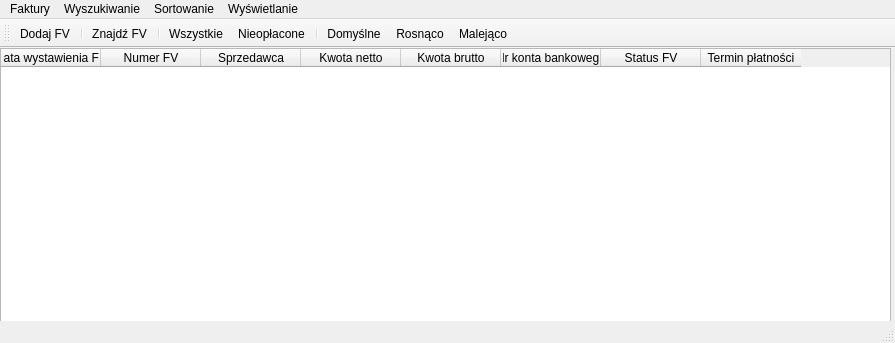
Old version of the form layout/main_window.ui in the repository Buczek05/Faktury-zarzadzanie.
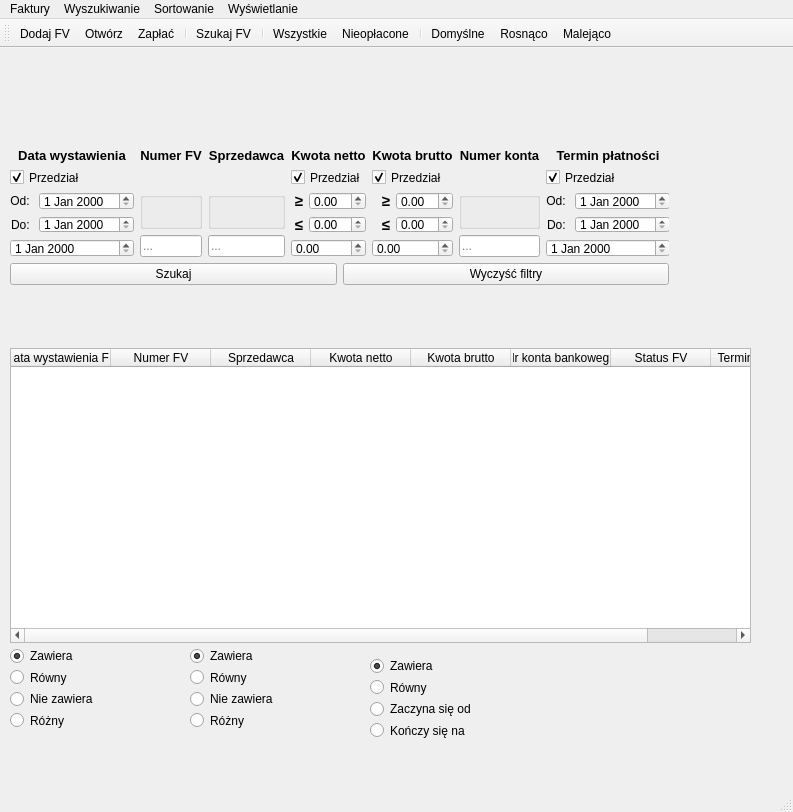
New version of the form. Icons and pictures are not drawn.

Diff of the .ui file:
```diff
--- a/layout/main_window.ui
+++ b/layout/main_window.ui
@@ -6,8 +6,8 @@
    <rect>
     <x>0</x>
     <y>0</y>
-    <width>895</width>
-    <height>343</height>
+    <width>793</width>
+    <height>812</height>
    </rect>
   </property>
   <property name="windowTitle">
@@ -19,59 +19,718 @@
      <rect>
       <x>0</x>
       <y>0</y>
-      <width>891</width>
-      <height>301</height>
+      <width>751</width>
+      <height>101</height>
      </rect>
     </property>
-    <layout class="QVBoxLayout" name="verticalLayout">
+    <layout class="QVBoxLayout" name="lyt_main" stretch="">
+     <property name="leftMargin">
+      <number>5</number>
+     </property>
+     <property name="topMargin">
+      <number>0</number>
+     </property>
+     <property name="rightMargin">
+      <number>5</number>
+     </property>
+     <property name="bottomMargin">
+      <number>5</number>
+     </property>
+    </layout>
+   </widget>
+   <widget class="QWidget" name="verticalLayoutWidget_9">
+    <property name="geometry">
+     <rect>
+      <x>10</x>
+      <y>100</y>
+      <width>659</width>
+      <height>137</height>
+     </rect>
+    </property>
+    <layout class="QVBoxLayout" name="filers_and_buttons">
      <item>
-      <widget class="QTableWidget" name="tableWidget">
-       <property name="editTriggers">
-        <set>QAbstractItemView::NoEditTriggers</set>
+      <layout class="QHBoxLayout" name="filters">
+       <item>
+        <layout class="QVBoxLayout" name="lyt_data_wystawienia" stretch="0,0,0,0,0,0">
+         <item>
+          <widget class="QLabel" name="label_data_wystawienia">
+           <property name="font">
+            <font>
+             <pointsize>10</pointsize>
+             <weight>75</weight>
+             <bold>true</bold>
+            </font>
+           </property>
+           <property name="text">
+            <string>Data wystawienia</string>
+           </property>
+           <property name="alignment">
+            <set>Qt::AlignHCenter|Qt::AlignTop</set>
+           </property>
+          </widget>
+         </item>
+         <item>
+          <widget class="QCheckBox" name="checkBox_data_wystawienia">
+           <property name="enabled">
+            <bool>true</bool>
+           </property>
+           <property name="text">
+            <string>Przedział</string>
+           </property>
+           <property name="checked">
+            <bool>true</bool>
+           </property>
+          </widget>
+         </item>
+         <item>
+          <layout class="QHBoxLayout" name="lyt_data_wystawienia_od">
+           <item>
+            <widget class="QLabel" name="label_data_wystawienia_od">
+             <property name="text">
+              <string>Od: </string>
+             </property>
+             <property name="alignment">
+              <set>Qt::AlignRight|Qt::AlignTrailing|Qt::AlignVCenter</set>
+             </property>
+            </widget>
+           </item>
+           <item>
+            <widget class="QDateEdit" name="dateEdit_data_wystawienia_od"/>
+           </item>
+          </layout>
+         </item>
+         <item>
+          <layout class="QHBoxLayout" name="lyt_data_wystawienia_do">
+           <item>
+            <widget class="QLabel" name="label_data_wystawienia_do">
+             <property name="text">
+              <string>Do: </string>
+             </property>
+             <property name="alignment">
+              <set>Qt::AlignRight|Qt::AlignTrailing|Qt::AlignVCenter</set>
+             </property>
+            </widget>
+           </item>
+           <item>
+            <widget class="QDateEdit" name="dateEdit_data_wystawienia_do"/>
+           </item>
+          </layout>
+         </item>
+         <item>
+          <widget class="QDateEdit" name="dateEdit_data_wystawienia_konkretna"/>
+         </item>
+         <item>
+          <spacer name="verticalSpacer">
+           <property name="orientation">
+            <enum>Qt::Vertical</enum>
+           </property>
+           <property name="sizeHint" stdset="0">
+            <size>
+             <width>20</width>
+             <height>40</height>
+            </size>
+           </property>
+          </spacer>
+         </item>
+        </layout>
+       </item>
+       <item>
+        <layout class="QVBoxLayout" name="lyt_numer_FV">
+         <item>
+          <widget class="QLabel" name="label_numer_fv">
+           <property name="font">
+            <font>
+             <pointsize>10</pointsize>
+             <weight>75</weight>
+             <bold>true</bold>
+            </font>
+           </property>
+           <property name="text">
+            <string>Numer FV</string>
+           </property>
+           <property name="alignment">
+            <set>Qt::AlignHCenter|Qt::AlignTop</set>
+           </property>
+          </widget>
+         </item>
+         <item>
+          <widget class="QGroupBox" name="groupBox_numer_FV">
+           <property name="title">
+            <string/>
+           </property>
+           <property name="flat">
+            <bool>false</bool>
+           </property>
+          </widget>
+         </item>
+         <item>
+          <widget class="QLineEdit" name="lineEdit_numer_fv">
+           <property name="placeholderText">
+            <string>...</string>
+           </property>
+          </widget>
+         </item>
+        </layout>
+       </item>
+       <item>
+        <layout class="QVBoxLayout" name="lyt_sprzedawca">
+         <item>
+          <widget class="QLabel" name="label_sprzedawca">
+           <property name="font">
+            <font>
+             <pointsize>10</pointsize>
+             <weight>75</weight>
+             <bold>true</bold>
+            </font>
+           </property>
+           <property name="text">
+            <string>Sprzedawca</string>
+           </property>
+           <property name="alignment">
+            <set>Qt::AlignHCenter|Qt::AlignTop</set>
+           </property>
+          </widget>
+         </item>
+         <item>
+          <widget class="QGroupBox" name="groupBox_sprzedawca">
+           <property name="title">
+            <string/>
+           </property>
+           <property name="flat">
+            <bool>false</bool>
+           </property>
+          </widget>
+         </item>
+         <item>
+          <widget class="QLineEdit" name="lineEdit_sprzedawca">
+           <property name="placeholderText">
+            <string>...</string>
+           </property>
+          </widget>
+         </item>
+        </layout>
+       </item>
+       <item>
+        <layout class="QVBoxLayout" name="lyt_kwota_netto" stretch="0,0,0,0,0,0">
+         <item>
+          <widget class="QLabel" name="label_kwota_netto">
+           <property name="font">
+            <font>
+             <pointsize>10</pointsize>
+             <weight>75</weight>
+             <bold>true</bold>
+            </font>
+           </property>
+           <property name="text">
+            <string>Kwota netto</string>
+           </property>
+           <property name="alignment">
+            <set>Qt::AlignHCenter|Qt::AlignTop</set>
+           </property>
+          </widget>
+         </item>
+         <item>
+          <widget class="QCheckBox" name="checkBox_kwota_netto">
+           <property name="enabled">
+            <bool>true</bool>
+           </property>
+           <property name="text">
+            <string>Przedział</string>
+           </property>
+           <property name="checked">
+            <bool>true</bool>
+           </property>
+          </widget>
+         </item>
+         <item>
+          <layout class="QHBoxLayout" name="lyt_kwota_netto_od">
+           <item>
+            <widget class="QLabel" name="label_kwota_netto_od">
+             <property name="font">
+              <font>
+               <pointsize>11</pointsize>
+               <weight>75</weight>
+               <bold>true</bold>
+              </font>
+             </property>
+             <property name="text">
+              <string>≥</string>
+             </property>
+             <property name="alignment">
+              <set>Qt::AlignRight|Qt::AlignTrailing|Qt::AlignVCenter</set>
+             </property>
+            </widget>
+           </item>
+           <item>
+            <widget class="QDoubleSpinBox" name="doubleSpinBox_kwota_netto_od"/>
+           </item>
+          </layout>
+         </item>
+         <item>
+          <layout class="QHBoxLayout" name="lyt_kwota_netto_do">
+           <item>
+            <widget class="QLabel" name="label_kwota_netto_do">
+             <property name="font">
+              <font>
+               <pointsize>11</pointsize>
+               <weight>75</weight>
+               <bold>true</bold>
+              </font>
+             </property>
+             <property name="text">
+              <string>≤</string>
+             </property>
+             <property name="alignment">
+              <set>Qt::AlignRight|Qt::AlignTrailing|Qt::AlignVCenter</set>
+             </property>
+            </widget>
+           </item>
+           <item>
+            <widget class="QDoubleSpinBox" name="doubleSpinBox_kwota_netto_do"/>
+           </item>
+          </layout>
+         </item>
+         <item>
+          <widget class="QDoubleSpinBox" name="doubleSpinBox_kwota_netto_konkretna"/>
+         </item>
+         <item>
+          <spacer name="verticalSpacer_2">
+           <property name="orientation">
+            <enum>Qt::Vertical</enum>
+           </property>
+           <property name="sizeHint" stdset="0">
+            <size>
+             <width>20</width>
+             <height>40</height>
+            </size>
+           </property>
+          </spacer>
+         </item>
+        </layout>
+       </item>
+       <item>
+        <layout class="QVBoxLayout" name="lyt_kwota_brutto" stretch="0,0,0,0,0,0">
+         <item>
+          <widget class="QLabel" name="label_kwota_brutto">
+           <property name="font">
+            <font>
+             <pointsize>10</pointsize>
+             <weight>75</weight>
+             <bold>true</bold>
+            </font>
+           </property>
+           <property name="text">
+            <string>Kwota brutto</string>
+           </property>
+           <property name="alignment">
+            <set>Qt::AlignHCenter|Qt::AlignTop</set>
+           </property>
+          </widget>
+         </item>
+         <item>
+          <widget class="QCheckBox" name="checkBox_kwota_brutto">
+           <property name="enabled">
+            <bool>true</bool>
+           </property>
+           <property name="text">
+            <string>Przedział</string>
+           </property>
+           <property name="checked">
+            <bool>true</bool>
+           </property>
+          </widget>
+         </item>
+         <item>
+          <layout class="QHBoxLayout" name="lyt_kwota_brutto_od">
+           <item>
+            <widget class="QLabel" name="label_kwota_brutto_od">
+             <property name="font">
+              <font>
+               <pointsize>11</pointsize>
+               <weight>75</weight>
+               <bold>true</bold>
+              </font>
+             </property>
+             <property name="text">
+              <string>≥</string>
+             </property>
+             <property name="alignment">
+              <set>Qt::AlignRight|Qt::AlignTrailing|Qt::AlignVCenter</set>
+             </property>
+            </widget>
+           </item>
+           <item>
+            <widget class="QDoubleSpinBox" name="doubleSpinBox_kwota_brutto_od"/>
+           </item>
+          </layout>
+         </item>
+         <item>
+          <layout class="QHBoxLayout" name="lyt_kwota_brutto_do">
+           <item>
+            <widget class="QLabel" name="label_kwota_brutto_do">
+             <property name="font">
+              <font>
+               <pointsize>11</pointsize>
+               <weight>75</weight>
+               <bold>true</bold>
+              </font>
+             </property>
+             <property name="text">
+              <string>≤</string>
+             </property>
+             <property name="alignment">
+              <set>Qt::AlignRight|Qt::AlignTrailing|Qt::AlignVCenter</set>
+             </property>
+            </widget>
+           </item>
+           <item>
+            <widget class="QDoubleSpinBox" name="doubleSpinBox_kwota_brutto_do"/>
+           </item>
+          </layout>
+         </item>
+         <item>
+          <widget class="QDoubleSpinBox" name="doubleSpinBox_kwota_brutto_konkretna"/>
+         </item>
+         <item>
+          <spacer name="verticalSpacer_3">
+           <property name="orientation">
+            <enum>Qt::Vertical</enum>
+           </property>
+           <property name="sizeHint" stdset="0">
+            <size>
+             <width>20</width>
+             <height>40</height>
+            </size>
+           </property>
+          </spacer>
+         </item>
+        </layout>
+       </item>
+       <item>
+        <layout class="QVBoxLayout" name="lyt_nr_konta" stretch="1,1,1">
+         <item>
+          <widget class="QLabel" name="label_nr_konta">
+           <property name="font">
+            <font>
+             <pointsize>10</pointsize>
+             <weight>75</weight>
+             <bold>true</bold>
+            </font>
+           </property>
+           <property name="text">
+            <string>Numer konta</string>
+           </property>
+           <property name="alignment">
+            <set>Qt::AlignHCenter|Qt::AlignTop</set>
+           </property>
+          </widget>
+         </item>
+         <item>
+          <widget class="QGroupBox" name="groupBox_nr_konta">
+           <property name="title">
+            <string/>
+           </property>
+           <property name="flat">
+            <bool>false</bool>
+           </property>
+          </widget>
+         </item>
+         <item>
+          <widget class="QLineEdit" name="lineEdit_nr_konta">
+           <property name="placeholderText">
+            <string>...</string>
+           </property>
+          </widget>
+         </item>
+        </layout>
+       </item>
+       <item>
+        <layout class="QVBoxLayout" name="lyt_termin_platnosci" stretch="0,0,0,0,0,0">
+         <item>
+          <widget class="QLabel" name="label_termin_platnosci">
+           <property name="font">
+            <font>
+             <pointsize>10</pointsize>
+             <weight>75</weight>
+             <bold>true</bold>
+            </font>
+           </property>
+           <property name="text">
+            <string>Termin płatności</string>
+           </property>
+           <property name="alignment">
+            <set>Qt::AlignHCenter|Qt::AlignTop</set>
+           </property>
+          </widget>
+         </item>
+         <item>
+          <widget class="QCheckBox" name="checkBox_termin_platnosci">
+           <property name="enabled">
+            <bool>true</bool>
+           </property>
+           <property name="text">
+            <string>Przedział</string>
+           </property>
+           <property name="checked">
+            <bool>true</bool>
+           </property>
+          </widget>
+         </item>
+         <item>
+          <layout class="QHBoxLayout" name="lyt_termin_platnosci_od">
+           <item>
+            <widget class="QLabel" name="label_termin_platnosci_od">
+             <property name="text">
+              <string>Od: </string>
+             </property>
+             <property name="alignment">
+              <set>Qt::AlignRight|Qt::AlignTrailing|Qt::AlignVCenter</set>
+             </property>
+            </widget>
+           </item>
+           <item>
+            <widget class="QDateEdit" name="dateEdit_termin_platnosci_od"/>
+           </item>
+          </layout>
+         </item>
+         <item>
+          <layout class="QHBoxLayout" name="lyt_termin_platnosci_do">
+           <item>
+            <widget class="QLabel" name="label_termin_platnosci_do">
+             <property name="text">
+              <string>Do: </string>
+             </property>
+             <property name="alignment">
+              <set>Qt::AlignRight|Qt::AlignTrailing|Qt::AlignVCenter</set>
+             </property>
+            </widget>
+           </item>
+           <item>
+            <widget class="QDateEdit" name="dateEdit_termin_platnosci_do"/>
+           </item>
+          </layout>
+         </item>
+         <item>
+          <widget class="QDateEdit" name="dateEdit_termin_platnosci_konkretna"/>
+         </item>
+         <item>
+          <spacer name="verticalSpacer_4">
+           <property name="orientation">
+            <enum>Qt::Vertical</enum>
+           </property>
+           <property name="sizeHint" stdset="0">
+            <size>
+             <width>20</width>
+             <height>40</height>
+            </size>
+           </property>
+          </spacer>
+         </item>
+        </layout>
+       </item>
+      </layout>
+     </item>
+     <item>
+      <layout class="QHBoxLayout" name="filters_buttons">
+       <item>
+        <widget class="QPushButton" name="btn_search">
+         <property name="text">
+          <string>Szukaj</string>
+         </property>
+        </widget>
+       </item>
+       <item>
+        <widget class="QPushButton" name="btn_clear_search">
+         <property name="text">
+          <string>Wyczyść filtry</string>
+         </property>
+        </widget>
+       </item>
+      </layout>
+     </item>
+    </layout>
+   </widget>
+   <widget class="QTableWidget" name="tableWidget">
+    <property name="geometry">
+     <rect>
+      <x>10</x>
+      <y>300</y>
+      <width>741</width>
+      <height>295</height>
+     </rect>
+    </property>
+    <property name="editTriggers">
+     <set>QAbstractItemView::NoEditTriggers</set>
+    </property>
+    <attribute name="verticalHeaderVisible">
+     <bool>false</bool>
+    </attribute>
+    <column>
+     <property name="text">
+      <string>Data wystawienia FV</string>
+     </property>
+    </column>
+    <column>
+     <property name="text">
+      <string>Numer FV</string>
+     </property>
+    </column>
+    <column>
+     <property name="text">
+      <string>Sprzedawca</string>
+     </property>
+    </column>
+    <column>
+     <property name="text">
+      <string>Kwota netto</string>
+     </property>
+    </column>
+    <column>
+     <property name="text">
+      <string>Kwota brutto</string>
+     </property>
+    </column>
+    <column>
+     <property name="text">
+      <string>Nr konta bankowego</string>
+     </property>
+    </column>
+    <column>
+     <property name="text">
+      <string>Status FV</string>
+     </property>
+    </column>
+    <column>
+     <property name="text">
+      <string>Termin płatności</string>
+     </property>
+    </column>
+   </widget>
+   <widget class="QWidget" name="verticalLayoutWidget_10">
+    <property name="geometry">
+     <rect>
+      <x>10</x>
+      <y>600</y>
+      <width>160</width>
+      <height>80</height>
+     </rect>
+    </property>
+    <layout class="QVBoxLayout" name="lyt_numer_FV_radio_btn">
+     <item>
+      <widget class="QRadioButton" name="radioButton_numer_FV_contain">
+       <property name="text">
+        <string>Zawiera</string>
        </property>
-       <attribute name="verticalHeaderVisible">
-        <bool>false</bool>
-       </attribute>
-       <column>
-        <property name="text">
-         <string>Data wystawienia FV</string>
-        </property>
-       </column>
-       <column>
-        <property name="text">
-         <string>Numer FV</string>
-        </property>
-       </column>
-       <column>
-        <property name="text">
-         <string>Sprzedawca</string>
-        </property>
-       </column>
-       <column>
-        <property name="text">
-         <string>Kwota netto</string>
-        </property>
-       </column>
-       <column>
-        <property name="text">
-         <string>Kwota brutto</string>
-        </property>
-       </column>
-       <column>
-        <property name="text">
-         <string>Nr konta bankowego</string>
-        </property>
-       </column>
-       <column>
-        <property name="text">
-         <string>Status FV</string>
-        </property>
-       </column>
-       <column>
-        <property name="text">
-         <string>Termin płatności</string>
-        </property>
-       </column>
+       <property name="checked">
+        <bool>true</bool>
+       </property>
+      </widget>
+     </item>
+     <item>
+      <widget class="QRadioButton" name="radioButton_numer_FV_equal">
+       <property name="text">
+        <string>Równy</string>
+       </property>
+      </widget>
+     </item>
+     <item>
+      <widget class="QRadioButton" name="radioButton_numer_FV_not_contain">
+       <property name="text">
+        <string>Nie zawiera</string>
+       </property>
+      </widget>
+     </item>
+     <item>
+      <widget class="QRadioButton" name="radioButton_numer_FV_different">
+       <property name="text">
+        <string>Różny</string>
+       </property>
+      </widget>
+     </item>
+    </layout>
+   </widget>
+   <widget class="QWidget" name="verticalLayoutWidget_11">
+    <property name="geometry">
+     <rect>
+      <x>190</x>
+      <y>600</y>
+      <width>160</width>
+      <height>80</height>
+     </rect>
+    </property>
+    <layout class="QVBoxLayout" name="lyt_sprzedawca_radio_btn">
+     <item>
+      <widget class="QRadioButton" name="radioButton_sprzedawca_contain">
+       <property name="text">
+        <string>Zawiera</string>
+       </property>
+       <property name="checked">
+        <bool>true</bool>
+       </property>
+      </widget>
+     </item>
+     <item>
+      <widget class="QRadioButton" name="radioButton_sprzedawca_equal">
+       <property name="text">
+        <string>Równy</string>
+       </property>
+      </widget>
+     </item>
+     <item>
+      <widget class="QRadioButton" name="radioButton_sprzedawca_not_contain">
+       <property name="text">
+        <string>Nie zawiera</string>
+       </property>
+      </widget>
+     </item>
+     <item>
+      <widget class="QRadioButton" name="radioButton_sprzedawca_different">
+       <property name="text">
+        <string>Różny</string>
+       </property>
+      </widget>
+     </item>
+    </layout>
+   </widget>
+   <widget class="QWidget" name="verticalLayoutWidget_12">
+    <property name="geometry">
+     <rect>
+      <x>370</x>
+      <y>610</y>
+      <width>160</width>
+      <height>80</height>
+     </rect>
+    </property>
+    <layout class="QVBoxLayout" name="lyt_numer_konta_radio_btn">
+     <item>
+      <widget class="QRadioButton" name="radioButton_nr_konta_contain">
+       <property name="text">
+        <string>Zawiera</string>
+       </property>
+       <property name="checked">
+        <bool>true</bool>
+       </property>
+      </widget>
+     </item>
+     <item>
+      <widget class="QRadioButton" name="radioButton_nr_konta_equal">
+       <property name="text">
+        <string>Równy</string>
+       </property>
+      </widget>
+     </item>
+     <item>
+      <widget class="QRadioButton" name="radioButton_nr_konta_start_on">
+       <property name="text">
+        <string>Zaczyna się od</string>
+       </property>
+      </widget>
+     </item>
+     <item>
+      <widget class="QRadioButton" name="radioButton_nr_konta_end_on">
+       <property name="text">
+        <string>Kończy się na</string>
+       </property>
       </widget>
      </item>
     </layout>
@@ -92,8 +751,10 @@
     <bool>false</bool>
    </attribute>
    <addaction name="action_faktury_Dodaj_FV"/>
+   <addaction name="action_faktury_open_pdf"/>
+   <addaction name="action_faktury_zaplac"/>
    <addaction name="separator"/>
-   <addaction name="action_wyszukiwanie_ZnajdzFV"/>
+   <addaction name="action_wyszukiwanie_search"/>
    <addaction name="separator"/>
    <addaction name="action_wyswietlanie_Wszystkie"/>
    <addaction name="action_wyswietlanie_Nieoplacone"/>
@@ -107,7 +768,7 @@
     <rect>
      <x>0</x>
      <y>0</y>
-     <width>895</width>
+     <width>793</width>
      <height>18</height>
     </rect>
    </property>
@@ -162,13 +823,19 @@
     <string>Dodaj FV</string>
    </property>
   </action>
-  <action name="action_wyszukiwanie_ZnajdzFV">
+  <action name="action_wyszukiwanie_search">
+   <property name="checkable">
+    <bool>true</bool>
+   </property>
+   <property name="checked">
+    <bool>false</bool>
+   </property>
    <property name="icon">
     <iconset>
      <normaloff>../ikony/find.png</normaloff>../ikony/find.png</iconset>
    </property>
    <property name="text">
-    <string>Znajdź FV</string>
+    <string>Szukaj FV</string>
    </property>
   </action>
   <action name="action_sortowanie_Data_wystawienia">
@@ -303,6 +970,24 @@
     <string>Numer konta bankowego</string>
    </property>
   </action>
+  <action name="action_faktury_zaplac">
+   <property name="icon">
+    <iconset>
+     <normaloff>../ikony/pay.png</normaloff>../ikony/pay.png</iconset>
+   </property>
+   <property name="text">
+    <string>Zapłać</string>
+   </property>
+  </action>
+  <action name="action_faktury_open_pdf">
+   <property name="icon">
+    <iconset>
+     <normaloff>../ikony/open.png</normaloff>../ikony/open.png</iconset>
+   </property>
+   <property name="text">
+    <string>Otwórz</string>
+   </property>
+  </action>
  </widget>
  <resources/>
  <connections/>
```
Left out of the diff: 10 changed lines with no effect on the pictures.
